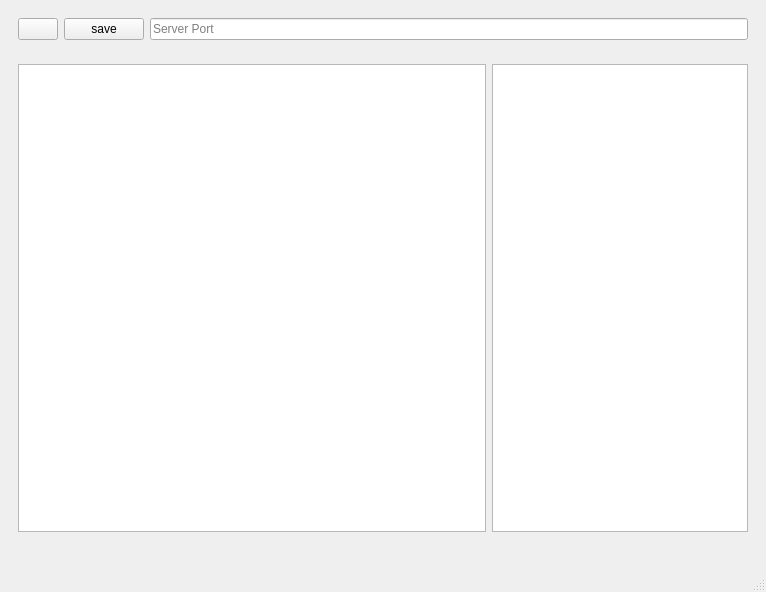
The window that mainwindow.ui (doqin/chatlogger-for-ktrbot-ts) describes before a commit, drawn with Qt 5.
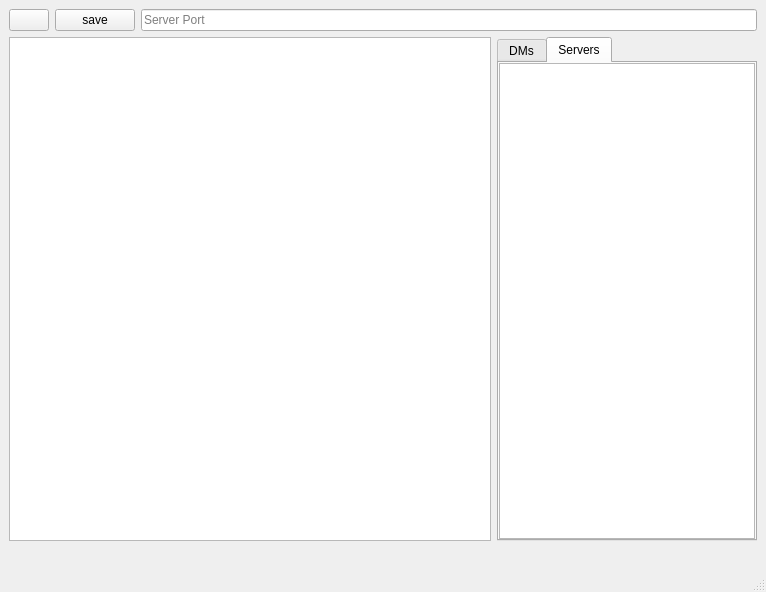
The same window after the commit. Icons and pictures are not drawn.

Commit message: Add server fetching and response handling methods; update UI for server and DM lists

What changed in the file:
```diff
--- a/mainwindow.ui
+++ b/mainwindow.ui
@@ -18,6 +18,18 @@
     <item>
      <widget class="QWidget" name="widget_2" native="true">
       <layout class="QHBoxLayout" name="horizontalLayout_2">
+       <property name="leftMargin">
+        <number>0</number>
+       </property>
+       <property name="topMargin">
+        <number>0</number>
+       </property>
+       <property name="rightMargin">
+        <number>0</number>
+       </property>
+       <property name="bottomMargin">
+        <number>0</number>
+       </property>
        <item>
         <widget class="QPushButton" name="refreshButton">
          <property name="text">
@@ -48,14 +60,99 @@
     <item>
      <widget class="QWidget" name="widget" native="true">
       <layout class="QHBoxLayout" name="horizontalLayout" stretch="75,0">
+       <property name="leftMargin">
+        <number>0</number>
+       </property>
+       <property name="topMargin">
+        <number>0</number>
+       </property>
+       <property name="rightMargin">
+        <number>0</number>
+       </property>
+       <property name="bottomMargin">
+        <number>0</number>
+       </property>
        <item>
-        <widget class="QListWidget" name="messageList"/>
+        <widget class="QListWidget" name="messageList">
+         <property name="autoFillBackground">
+          <bool>false</bool>
+         </property>
+         <property name="isWrapping" stdset="0">
+          <bool>false</bool>
+         </property>
+         <property name="spacing">
+          <number>2</number>
+         </property>
+         <property name="wordWrap">
+          <bool>true</bool>
+         </property>
+        </widget>
        </item>
        <item>
-        <widget class="QListWidget" name="channelList">
-         <property name="layoutDirection">
-          <enum>Qt::LayoutDirection::LeftToRight</enum>
+        <widget class="QTabWidget" name="lists">
+         <property name="currentIndex">
+          <number>1</number>
          </property>
+         <widget class="QWidget" name="DMs">
+          <attribute name="title">
+           <string>DMs</string>
+          </attribute>
+          <layout class="QVBoxLayout" name="verticalLayout_2">
+           <property name="leftMargin">
+            <number>0</number>
+           </property>
+           <property name="topMargin">
+            <number>0</number>
+           </property>
+           <property name="rightMargin">
+            <number>0</number>
+           </property>
+           <property name="bottomMargin">
+            <number>0</number>
+           </property>
+           <item>
+            <widget class="QListWidget" name="dmList">
+             <property name="autoFillBackground">
+              <bool>false</bool>
+             </property>
+             <property name="isWrapping" stdset="0">
+              <bool>false</bool>
+             </property>
+            </widget>
+           </item>
+          </layout>
+         </widget>
+         <widget class="QWidget" name="Servers">
+          <attribute name="title">
+           <string>Servers</string>
+          </attribute>
+          <layout class="QVBoxLayout" name="verticalLayout_3">
+           <property name="leftMargin">
+            <number>0</number>
+           </property>
+           <property name="topMargin">
+            <number>0</number>
+           </property>
+           <property name="rightMargin">
+            <number>0</number>
+           </property>
+           <property name="bottomMargin">
+            <number>0</number>
+           </property>
+           <item>
+            <widget class="QTreeWidget" name="serverList">
+             <property name="headerHidden">
+              <bool>true</bool>
+             </property>
+             <column>
+              <property name="text">
+               <string>Servers</string>
+              </property>
+             </column>
+            </widget>
+           </item>
+          </layout>
+         </widget>
         </widget>
        </item>
       </layout>
```
The commit also changes 2 other files.
